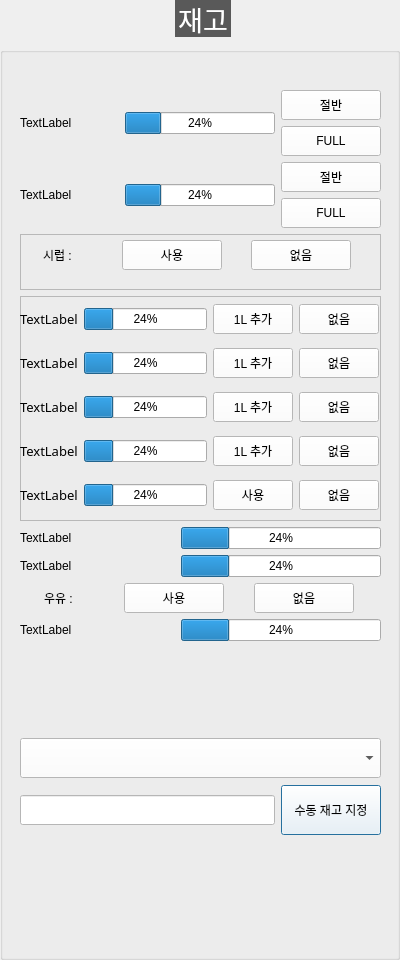
yuuujinHeo/MAIN_CEOBAN_NEW, file DialogStock.ui: the form before one commit.
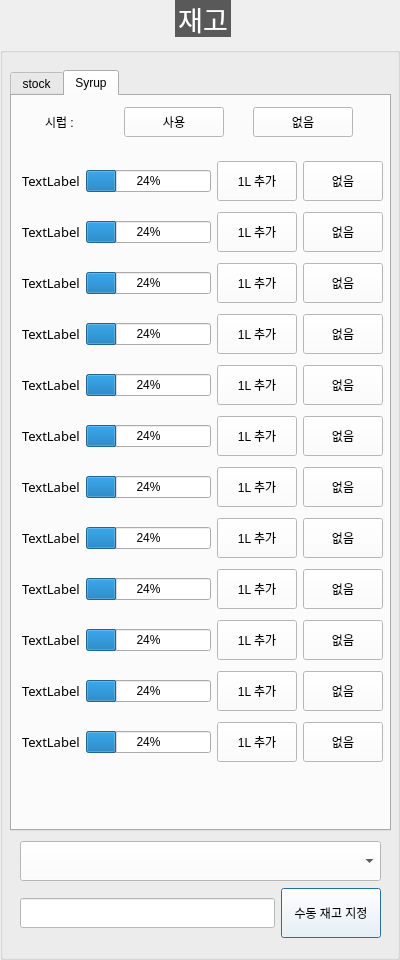
The form after the commit.

Commit message: ceoban stock, motion, ui

Patch:
```diff
--- a/DialogStock.ui
+++ b/DialogStock.ui
@@ -71,7 +71,7 @@
     <property name="geometry">
      <rect>
       <x>20</x>
-      <y>737</y>
+      <y>840</y>
       <width>361</width>
       <height>101</height>
      </rect>
@@ -128,18 +128,196 @@
      </item>
     </layout>
    </widget>
-   <widget class="QWidget" name="layoutWidget">
+   <widget class="QTabWidget" name="tabWidget">
     <property name="geometry">
      <rect>
-      <x>20</x>
-      <y>90</y>
+      <x>10</x>
+      <y>70</y>
+      <width>381</width>
+      <height>761</height>
+     </rect>
+    </property>
+    <property name="currentIndex">
+     <number>1</number>
+    </property>
+    <widget class="QWidget" name="tab">
+     <attribute name="title">
+      <string>stock</string>
+     </attribute>
+     <widget class="QWidget" name="">
+      <property name="geometry">
+       <rect>
+        <x>10</x>
+        <y>320</y>
+        <width>359</width>
+        <height>107</height>
+       </rect>
+      </property>
+      <layout class="QVBoxLayout" name="verticalLayout_7">
+       <item>
+        <layout class="QHBoxLayout" name="horizontalLayout_10">
+         <item>
+          <widget class="QLabel" name="LB_ICE_1">
+           <property name="text">
+            <string>TextLabel</string>
+           </property>
+          </widget>
+         </item>
+         <item>
+          <widget class="QProgressBar" name="PB_ICE_1">
+           <property name="maximumSize">
+            <size>
+             <width>200</width>
+             <height>16777215</height>
+            </size>
+           </property>
+           <property name="value">
+            <number>24</number>
+           </property>
+           <property name="format">
+            <string>%p%</string>
+           </property>
+          </widget>
+         </item>
+        </layout>
+       </item>
+       <item>
+        <layout class="QHBoxLayout" name="horizontalLayout_11">
+         <item>
+          <widget class="QLabel" name="LB_COFFEE">
+           <property name="text">
+            <string>TextLabel</string>
+           </property>
+          </widget>
+         </item>
+         <item>
+          <widget class="QProgressBar" name="PB_COFFEE">
+           <property name="maximumSize">
+            <size>
+             <width>200</width>
+             <height>16777215</height>
+            </size>
+           </property>
+           <property name="value">
+            <number>24</number>
+           </property>
+           <property name="format">
+            <string>%p%</string>
+           </property>
+          </widget>
+         </item>
+        </layout>
+       </item>
+      </layout>
+     </widget>
+     <widget class="QWidget" name="">
+      <property name="geometry">
+       <rect>
+        <x>10</x>
+        <y>445</y>
+        <width>357</width>
+        <height>31</height>
+       </rect>
+      </property>
+      <layout class="QHBoxLayout" name="horizontalLayout_13">
+       <item>
+        <widget class="QLabel" name="label_2">
+         <property name="maximumSize">
+          <size>
+           <width>50</width>
+           <height>16777215</height>
+          </size>
+         </property>
+         <property name="text">
+          <string>우유 :</string>
+         </property>
+        </widget>
+       </item>
+       <item>
+        <widget class="QPushButton" name="BTN_MILK_USE">
+         <property name="minimumSize">
+          <size>
+           <width>100</width>
+           <height>30</height>
+          </size>
+         </property>
+         <property name="maximumSize">
+          <size>
+           <width>100</width>
+           <height>16777215</height>
+          </size>
+         </property>
+         <property name="text">
+          <string>사용</string>
+         </property>
+        </widget>
+       </item>
+       <item>
+        <widget class="QPushButton" name="BTN_MILK_NOT_USE">
+         <property name="minimumSize">
+          <size>
+           <width>100</width>
+           <height>30</height>
+          </size>
+         </property>
+         <property name="maximumSize">
+          <size>
+           <width>100</width>
+           <height>16777215</height>
+          </size>
+         </property>
+         <property name="text">
+          <string>없음</string>
+         </property>
+        </widget>
+       </item>
+      </layout>
+     </widget>
+     <widget class="QWidget" name="">
+      <property name="geometry">
+       <rect>
+        <x>10</x>
+        <y>490</y>
+        <width>357</width>
+        <height>61</height>
+       </rect>
+      </property>
+      <layout class="QHBoxLayout" name="horizontalLayout_12">
+       <item>
+        <widget class="QLabel" name="LB_MILK">
+         <property name="text">
+          <string>TextLabel</string>
+         </property>
+        </widget>
+       </item>
+       <item>
+        <widget class="QProgressBar" name="PB_MILK">
+         <property name="maximumSize">
+          <size>
+           <width>200</width>
+           <height>16777215</height>
+          </size>
+         </property>
+         <property name="value">
+          <number>24</number>
+         </property>
+         <property name="format">
+          <string>%p%</string>
+         </property>
+        </widget>
+       </item>
+      </layout>
+     </widget>
+     <widget class="QWidget" name="">
+      <property name="geometry">
+       <rect>
+        <x>10</x>
+        <y>10</y>
       <width>361</width>
-      <height>551</height>
-     </rect>
-    </property>
-    <layout class="QVBoxLayout" name="verticalLayout_8">
-     <item>
-      <layout class="QVBoxLayout" name="verticalLayout_4">
+        <height>300</height>
+       </rect>
+      </property>
+      <layout class="QVBoxLayout" name="verticalLayout_9">
        <item>
         <layout class="QHBoxLayout" name="horizontalLayout">
          <item>
@@ -278,21 +456,156 @@
          </item>
         </layout>
        </item>
-      </layout>
-     </item>
+       <item>
+        <layout class="QHBoxLayout" name="horizontalLayout_9">
+         <item>
+          <widget class="QLabel" name="LB_CUP_3">
+           <property name="text">
+            <string>TextLabel</string>
+           </property>
+          </widget>
+         </item>
+         <item>
+          <widget class="QProgressBar" name="PB_CUP_3">
+           <property name="maximumSize">
+            <size>
+             <width>150</width>
+             <height>16777215</height>
+            </size>
+           </property>
+           <property name="value">
+            <number>24</number>
+           </property>
+           <property name="format">
+            <string>%p%</string>
+           </property>
+          </widget>
+         </item>
+         <item>
+          <layout class="QVBoxLayout" name="verticalLayout_10">
+           <item>
+            <widget class="QPushButton" name="BTN_CUP_HALF_3">
+             <property name="minimumSize">
+              <size>
+               <width>100</width>
+               <height>30</height>
+              </size>
+             </property>
+             <property name="maximumSize">
+              <size>
+               <width>100</width>
+               <height>16777215</height>
+              </size>
+             </property>
+             <property name="text">
+              <string>절반</string>
+             </property>
+            </widget>
+           </item>
+           <item>
+            <widget class="QPushButton" name="BTN_CUP_FULL_3">
+             <property name="minimumSize">
+              <size>
+               <width>100</width>
+               <height>30</height>
+              </size>
+             </property>
+             <property name="maximumSize">
+              <size>
+               <width>100</width>
+               <height>16777215</height>
+              </size>
+             </property>
+             <property name="text">
+              <string>FULL</string>
+             </property>
+            </widget>
+           </item>
+          </layout>
+         </item>
+        </layout>
+       </item>
      <item>
-      <widget class="QFrame" name="frame_2">
-       <property name="frameShape">
-        <enum>QFrame::StyledPanel</enum>
-       </property>
-       <property name="frameShadow">
-        <enum>QFrame::Raised</enum>
-       </property>
+        <layout class="QHBoxLayout" name="horizontalLayout_15">
+         <item>
+          <widget class="QLabel" name="LB_CUP_4">
+           <property name="text">
+            <string>TextLabel</string>
+           </property>
+          </widget>
+         </item>
+         <item>
+          <widget class="QProgressBar" name="PB_CUP_4">
+           <property name="maximumSize">
+            <size>
+             <width>150</width>
+             <height>16777215</height>
+            </size>
+           </property>
+           <property name="value">
+            <number>24</number>
+           </property>
+           <property name="format">
+            <string>%p%</string>
+           </property>
+          </widget>
+         </item>
+         <item>
+          <layout class="QVBoxLayout" name="verticalLayout_11">
+           <item>
+            <widget class="QPushButton" name="BTN_CUP_HALF_4">
+             <property name="minimumSize">
+              <size>
+               <width>100</width>
+               <height>30</height>
+              </size>
+             </property>
+             <property name="maximumSize">
+              <size>
+               <width>100</width>
+               <height>16777215</height>
+              </size>
+             </property>
+             <property name="text">
+              <string>절반</string>
+             </property>
+            </widget>
+           </item>
+           <item>
+            <widget class="QPushButton" name="BTN_CUP_FULL_4">
+             <property name="minimumSize">
+              <size>
+               <width>100</width>
+               <height>30</height>
+              </size>
+             </property>
+             <property name="maximumSize">
+              <size>
+               <width>100</width>
+               <height>16777215</height>
+              </size>
+             </property>
+             <property name="text">
+              <string>FULL</string>
+             </property>
+            </widget>
+           </item>
+          </layout>
+         </item>
+        </layout>
+       </item>
+      </layout>
+     </widget>
+    </widget>
+    <widget class="QWidget" name="tab_2">
+     <attribute name="title">
+      <string>Syrup</string>
+     </attribute>
        <widget class="QWidget" name="layoutWidget">
         <property name="geometry">
          <rect>
-          <x>0</x>
-          <y>5</y>
+        <x>10</x>
+        <y>10</y>
           <width>357</width>
           <height>32</height>
          </rect>
@@ -351,32 +664,31 @@
          </item>
         </layout>
        </widget>
-      </widget>
-     </item>
-     <item>
       <widget class="QFrame" name="frame">
-       <property name="minimumSize">
-        <size>
-         <width>0</width>
-         <height>225</height>
-        </size>
+      <property name="geometry">
+       <rect>
+        <x>10</x>
+        <y>50</y>
+        <width>361</width>
+        <height>641</height>
+       </rect>
        </property>
        <property name="frameShape">
-        <enum>QFrame::StyledPanel</enum>
+       <enum>QFrame::NoFrame</enum>
        </property>
        <property name="frameShadow">
-        <enum>QFrame::Raised</enum>
-       </property>
-       <widget class="QWidget" name="layoutWidget">
+       <enum>QFrame::Plain</enum>
+      </property>
+      <widget class="QWidget" name="">
         <property name="geometry">
          <rect>
           <x>0</x>
-          <y>0</y>
-          <width>359</width>
-          <height>224</height>
-         </rect>
-        </property>
-        <layout class="QVBoxLayout" name="verticalLayout_5">
+         <y>10</y>
+         <width>361</width>
+         <height>611</height>
+        </rect>
+       </property>
+       <layout class="QVBoxLayout" name="verticalLayout_4">
          <item>
           <layout class="QHBoxLayout" name="horizontalLayout_4">
            <item>
@@ -416,7 +728,7 @@
              <property name="minimumSize">
               <size>
                <width>60</width>
-               <height>30</height>
+              <height>40</height>
               </size>
              </property>
              <property name="maximumSize">
@@ -435,7 +747,7 @@
              <property name="minimumSize">
               <size>
                <width>60</width>
-               <height>30</height>
+              <height>40</height>
               </size>
              </property>
              <property name="maximumSize">
@@ -490,7 +802,7 @@
              <property name="minimumSize">
               <size>
                <width>60</width>
-               <height>30</height>
+              <height>40</height>
               </size>
              </property>
              <property name="maximumSize">
@@ -509,7 +821,7 @@
              <property name="minimumSize">
               <size>
                <width>60</width>
-               <height>30</height>
+              <height>40</height>
               </size>
              </property>
              <property name="maximumSize">
@@ -564,7 +876,7 @@
              <property name="minimumSize">
               <size>
                <width>60</width>
-               <height>30</height>
+              <height>40</height>
               </size>
              </property>
              <property name="maximumSize">
@@ -583,7 +895,7 @@
              <property name="minimumSize">
               <size>
                <width>60</width>
-               <height>30</height>
+              <height>40</height>
               </size>
              </property>
              <property name="maximumSize">
@@ -638,7 +950,7 @@
              <property name="minimumSize">
               <size>
                <width>60</width>
-               <height>30</height>
+              <height>40</height>
               </size>
              </property>
              <property name="maximumSize">
@@ -657,7 +969,7 @@
              <property name="minimumSize">
               <size>
                <width>60</width>
-               <height>30</height>
+              <height>40</height>
               </size>
              </property>
              <property name="maximumSize">
@@ -712,7 +1024,7 @@
              <property name="minimumSize">
               <size>
                <width>60</width>
-               <height>30</height>
+              <height>40</height>
               </size>
              </property>
              <property name="maximumSize">
@@ -722,7 +1034,7 @@
               </size>
              </property>
              <property name="text">
-              <string>사용</string>
+             <string>1L 추가</string>
              </property>
             </widget>
            </item>
@@ -731,7 +1043,7 @@
              <property name="minimumSize">
               <size>
                <width>60</width>
-               <height>30</height>
+              <height>40</height>
               </size>
              </property>
              <property name="maximumSize">
@@ -747,26 +1059,103 @@
            </item>
           </layout>
          </item>
-        </layout>
-       </widget>
+        <item>
+         <layout class="QHBoxLayout" name="horizontalLayout_16">
+          <item>
+           <widget class="QLabel" name="LB_SYRUP_6">
+            <property name="font">
+             <font>
+              <family>함초롬돋움</family>
+              <pointsize>10</pointsize>
+              <weight>50</weight>
+              <italic>false</italic>
+              <bold>false</bold>
+             </font>
+            </property>
+            <property name="text">
+             <string>TextLabel</string>
+            </property>
+           </widget>
+          </item>
+          <item>
+           <widget class="QProgressBar" name="PB_SYRUP_6">
+            <property name="maximumSize">
+             <size>
+              <width>150</width>
+              <height>16777215</height>
+             </size>
+            </property>
+            <property name="value">
+             <number>24</number>
+            </property>
+            <property name="format">
+             <string>%p%</string>
+            </property>
       </widget>
      </item>
      <item>
-      <layout class="QVBoxLayout" name="verticalLayout_7">
+           <widget class="QPushButton" name="BTN_SYRUP_ADD_6">
+            <property name="minimumSize">
+             <size>
+              <width>60</width>
+              <height>40</height>
+             </size>
+            </property>
+            <property name="maximumSize">
+             <size>
+              <width>100</width>
+              <height>16777215</height>
+             </size>
+            </property>
+            <property name="text">
+             <string>1L 추가</string>
+            </property>
+           </widget>
+          </item>
        <item>
-        <layout class="QHBoxLayout" name="horizontalLayout_10">
+           <widget class="QPushButton" name="BTN_SYRUP_REPLACE_6">
+            <property name="minimumSize">
+             <size>
+              <width>60</width>
+              <height>40</height>
+             </size>
+            </property>
+            <property name="maximumSize">
+             <size>
+              <width>100</width>
+              <height>16777215</height>
+             </size>
+            </property>
+            <property name="text">
+             <string>없음</string>
+            </property>
+           </widget>
+          </item>
+         </layout>
+        </item>
          <item>
-          <widget class="QLabel" name="LB_ICE_1">
+         <layout class="QHBoxLayout" name="horizontalLayout_17">
+          <item>
+           <widget class="QLabel" name="LB_SYRUP_7">
+            <property name="font">
+             <font>
+              <family>함초롬돋움</family>
+              <pointsize>10</pointsize>
+              <weight>50</weight>
+              <italic>false</italic>
+              <bold>false</bold>
+             </font>
+            </property>
            <property name="text">
             <string>TextLabel</string>
            </property>
           </widget>
          </item>
          <item>
-          <widget class="QProgressBar" name="PB_ICE_1">
+           <widget class="QProgressBar" name="PB_SYRUP_7">
            <property name="maximumSize">
             <size>
-             <width>200</width>
+              <width>150</width>
              <height>16777215</height>
             </size>
            </property>
@@ -778,22 +1167,69 @@
            </property>
           </widget>
          </item>
+          <item>
+           <widget class="QPushButton" name="BTN_SYRUP_ADD_7">
+            <property name="minimumSize">
+             <size>
+              <width>60</width>
+              <height>40</height>
+             </size>
+            </property>
+            <property name="maximumSize">
+             <size>
+              <width>100</width>
+              <height>16777215</height>
+             </size>
+            </property>
+            <property name="text">
+             <string>1L 추가</string>
+            </property>
+           </widget>
+          </item>
+          <item>
+           <widget class="QPushButton" name="BTN_SYRUP_REPLACE_7">
+            <property name="minimumSize">
+             <size>
+              <width>60</width>
+              <height>40</height>
+             </size>
+            </property>
+            <property name="maximumSize">
+             <size>
+              <width>100</width>
+              <height>16777215</height>
+             </size>
+            </property>
+            <property name="text">
+             <string>없음</string>
+            </property>
+           </widget>
+          </item>
         </layout>
        </item>
        <item>
-        <layout class="QHBoxLayout" name="horizontalLayout_11">
+         <layout class="QHBoxLayout" name="horizontalLayout_18">
          <item>
-          <widget class="QLabel" name="LB_COFFEE">
+           <widget class="QLabel" name="LB_SYRUP_8">
+            <property name="font">
+             <font>
+              <family>함초롬돋움</family>
+              <pointsize>10</pointsize>
+              <weight>50</weight>
+              <italic>false</italic>
+              <bold>false</bold>
+             </font>
+            </property>
            <property name="text">
             <string>TextLabel</string>
            </property>
           </widget>
          </item>
          <item>
-          <widget class="QProgressBar" name="PB_COFFEE">
+           <widget class="QProgressBar" name="PB_SYRUP_8">
            <property name="maximumSize">
             <size>
-             <width>200</width>
+              <width>150</width>
              <height>16777215</height>
             </size>
            </property>
@@ -805,35 +1241,107 @@
            </property>
           </widget>
          </item>
-        </layout>
-       </item>
+          <item>
+           <widget class="QPushButton" name="BTN_SYRUP_ADD_8">
+            <property name="minimumSize">
+             <size>
+              <width>60</width>
+              <height>40</height>
+             </size>
+            </property>
+            <property name="maximumSize">
+             <size>
+              <width>100</width>
+              <height>16777215</height>
+             </size>
+            </property>
+            <property name="text">
+             <string>1L 추가</string>
+            </property>
+           </widget>
+          </item>
+          <item>
+           <widget class="QPushButton" name="BTN_SYRUP_REPLACE_8">
+            <property name="minimumSize">
+             <size>
+              <width>60</width>
+              <height>40</height>
+             </size>
+            </property>
+            <property name="maximumSize">
+             <size>
+              <width>100</width>
+              <height>16777215</height>
+             </size>
+            </property>
+            <property name="text">
+             <string>없음</string>
+            </property>
+           </widget>
+          </item>
       </layout>
      </item>
      <item>
-      <layout class="QVBoxLayout" name="verticalLayout_6">
+         <layout class="QHBoxLayout" name="horizontalLayout_19">
        <item>
-        <layout class="QHBoxLayout" name="horizontalLayout_13">
+           <widget class="QLabel" name="LB_SYRUP_9">
+            <property name="font">
+             <font>
+              <family>함초롬돋움</family>
+              <pointsize>10</pointsize>
+              <weight>50</weight>
+              <italic>false</italic>
+              <bold>false</bold>
+             </font>
+            </property>
+            <property name="text">
+             <string>TextLabel</string>
+            </property>
+           </widget>
+          </item>
          <item>
-          <widget class="QLabel" name="label_2">
+           <widget class="QProgressBar" name="PB_SYRUP_9">
            <property name="maximumSize">
             <size>
-             <width>50</width>
+              <width>150</width>
              <height>16777215</height>
             </size>
            </property>
-           <property name="text">
-            <string>우유 :</string>
-           </property>
+            <property name="value">
+             <number>24</number>
+            </property>
+            <property name="format">
+             <string>%p%</string>
+            </property>
           </widget>
          </item>
          <item>
-          <widget class="QPushButton" name="BTN_MILK_USE">
+           <widget class="QPushButton" name="BTN_SYRUP_ADD_9">
            <property name="minimumSize">
             <size>
+              <width>60</width>
+              <height>40</height>
+             </size>
+            </property>
+            <property name="maximumSize">
+             <size>
              <width>100</width>
-             <height>30</height>
-            </size>
-           </property>
+              <height>16777215</height>
+             </size>
+            </property>
+            <property name="text">
+             <string>1L 추가</string>
+            </property>
+           </widget>
+          </item>
+          <item>
+           <widget class="QPushButton" name="BTN_SYRUP_REPLACE_9">
+            <property name="minimumSize">
+             <size>
+              <width>60</width>
+              <height>40</height>
+             </size>
+            </property>
            <property name="maximumSize">
             <size>
              <width>100</width>
@@ -841,18 +1349,73 @@
             </size>
            </property>
            <property name="text">
-            <string>사용</string>
+             <string>없음</string>
            </property>
           </widget>
          </item>
+         </layout>
+        </item>
          <item>
-          <widget class="QPushButton" name="BTN_MILK_NOT_USE">
+         <layout class="QHBoxLayout" name="horizontalLayout_20">
+          <item>
+           <widget class="QLabel" name="LB_SYRUP_10">
+            <property name="font">
+             <font>
+              <family>함초롬돋움</family>
+              <pointsize>10</pointsize>
+              <weight>50</weight>
+              <italic>false</italic>
+              <bold>false</bold>
+             </font>
+            </property>
+            <property name="text">
+             <string>TextLabel</string>
+            </property>
+           </widget>
+          </item>
+          <item>
+           <widget class="QProgressBar" name="PB_SYRUP_10">
+            <property name="maximumSize">
+             <size>
+              <width>150</width>
+              <height>16777215</height>
+             </size>
+            </property>
+            <property name="value">
+             <number>24</number>
+            </property>
+            <property name="format">
+             <string>%p%</string>
+            </property>
+           </widget>
+          </item>
+          <item>
+           <widget class="QPushButton" name="BTN_SYRUP_ADD_10">
            <property name="minimumSize">
             <size>
+              <width>60</width>
+              <height>40</height>
+             </size>
+            </property>
+            <property name="maximumSize">
+             <size>
              <width>100</width>
-             <height>30</height>
-            </size>
-           </property>
+              <height>16777215</height>
+             </size>
+            </property>
+            <property name="text">
+             <string>1L 추가</string>
+            </property>
+           </widget>
+          </item>
+          <item>
+           <widget class="QPushButton" name="BTN_SYRUP_REPLACE_10">
+            <property name="minimumSize">
+             <size>
+              <width>60</width>
+              <height>40</height>
+             </size>
+            </property>
            <property name="maximumSize">
             <size>
              <width>100</width>
@@ -867,19 +1430,28 @@
         </layout>
        </item>
        <item>
-        <layout class="QHBoxLayout" name="horizontalLayout_12">
+         <layout class="QHBoxLayout" name="horizontalLayout_21">
          <item>
-          <widget class="QLabel" name="LB_MILK">
+           <widget class="QLabel" name="LB_SYRUP_11">
+            <property name="font">
+             <font>
+              <family>함초롬돋움</family>
+              <pointsize>10</pointsize>
+              <weight>50</weight>
+              <italic>false</italic>
+              <bold>false</bold>
+             </font>
+            </property>
            <property name="text">
             <string>TextLabel</string>
            </property>
           </widget>
          </item>
          <item>
-          <widget class="QProgressBar" name="PB_MILK">
+           <widget class="QProgressBar" name="PB_SYRUP_11">
            <property name="maximumSize">
             <size>
-             <width>200</width>
+              <width>150</width>
              <height>16777215</height>
             </size>
            </property>
@@ -891,11 +1463,124 @@
            </property>
           </widget>
          </item>
-        </layout>
-       </item>
+          <item>
+           <widget class="QPushButton" name="BTN_SYRUP_ADD_11">
+            <property name="minimumSize">
+             <size>
+              <width>60</width>
+              <height>40</height>
+             </size>
+            </property>
+            <property name="maximumSize">
+             <size>
+              <width>100</width>
+              <height>16777215</height>
+             </size>
+            </property>
+            <property name="text">
+             <string>1L 추가</string>
+            </property>
+           </widget>
+          </item>
+          <item>
+           <widget class="QPushButton" name="BTN_SYRUP_REPLACE_11">
+            <property name="minimumSize">
+             <size>
+              <width>60</width>
+              <height>40</height>
+             </size>
+            </property>
+            <property name="maximumSize">
+             <size>
+              <width>100</width>
+              <height>16777215</height>
+             </size>
+            </property>
+            <property name="text">
+             <string>없음</string>
+            </property>
+           </widget>
+          </item>
+         </layout>
+        </item>
+        <item>
+         <layout class="QHBoxLayout" name="horizontalLayout_22">
+          <item>
+           <widget class="QLabel" name="LB_SYRUP_12">
+            <property name="font">
+             <font>
+              <family>함초롬돋움</family>
+              <pointsize>10</pointsize>
+              <weight>50</weight>
+              <italic>false</italic>
+              <bold>false</bold>
+             </font>
+            </property>
+            <property name="text">
+             <string>TextLabel</string>
+            </property>
+           </widget>
+          </item>
+          <item>
+           <widget class="QProgressBar" name="PB_SYRUP_12">
+            <property name="maximumSize">
+             <size>
+              <width>150</width>
+              <height>16777215</height>
+             </size>
+            </property>
+            <property name="value">
+             <number>24</number>
+            </property>
+            <property name="format">
+             <string>%p%</string>
+            </property>
+           </widget>
+          </item>
+          <item>
+           <widget class="QPushButton" name="BTN_SYRUP_ADD_12">
+            <property name="minimumSize">
+             <size>
+              <width>60</width>
+              <height>40</height>
+             </size>
+            </property>
+            <property name="maximumSize">
+             <size>
+              <width>100</width>
+              <height>16777215</height>
+             </size>
+            </property>
+            <property name="text">
+             <string>1L 추가</string>
+            </property>
+           </widget>
+          </item>
+          <item>
+           <widget class="QPushButton" name="BTN_SYRUP_REPLACE_12">
+            <property name="minimumSize">
+             <size>
+              <width>60</width>
+              <height>40</height>
+             </size>
+            </property>
+            <property name="maximumSize">
+             <size>
+              <width>100</width>
+              <height>16777215</height>
+             </size>
+            </property>
+            <property name="text">
+             <string>없음</string>
+            </property>
+           </widget>
+          </item>
       </layout>
      </item>
     </layout>
+      </widget>
+     </widget>
+    </widget>
    </widget>
   </widget>
  </widget>
```
Lines whose indentation alone changed are shown as unchanged. The commit also changes 137 other files.
